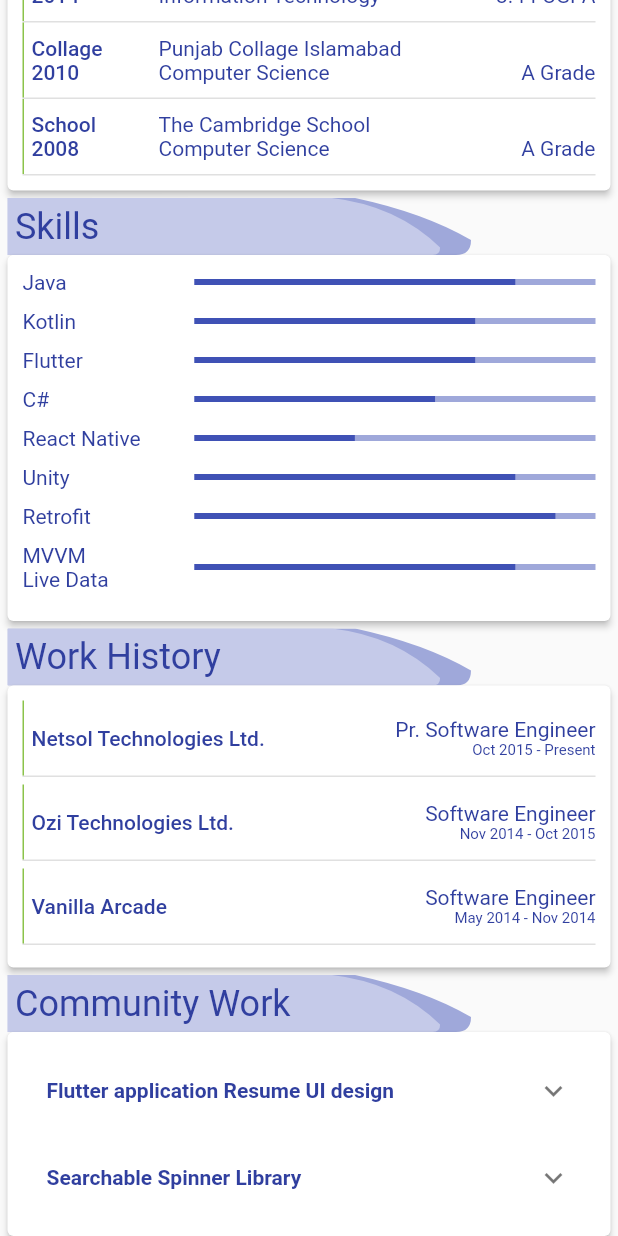
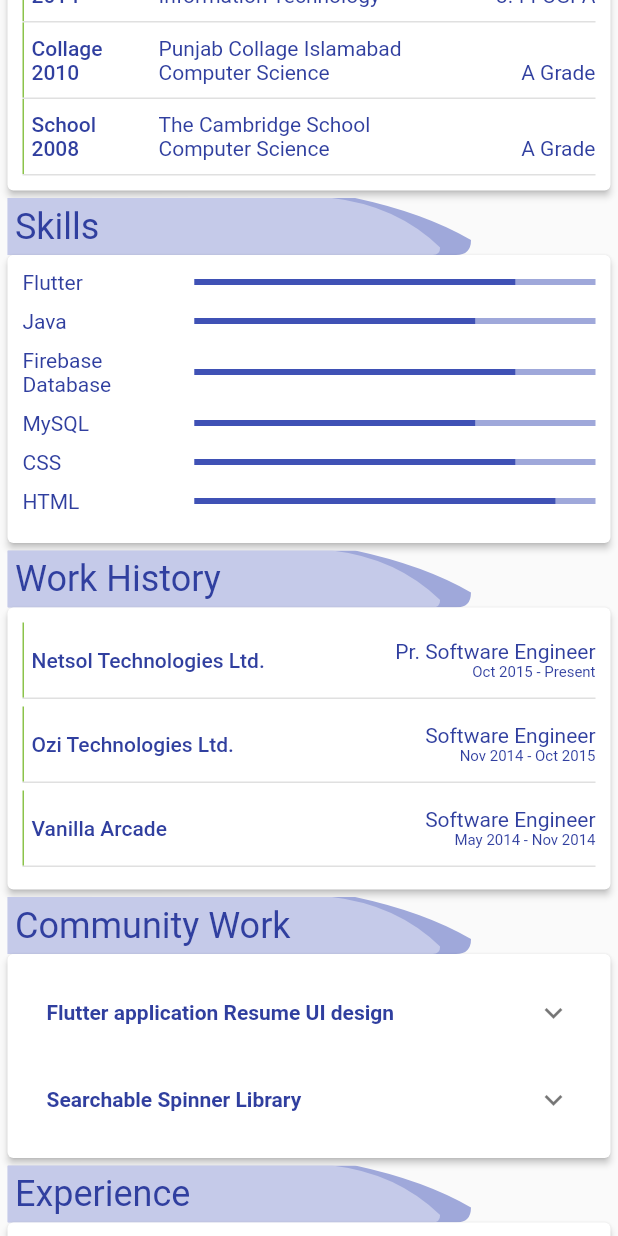
Before and after one commit to mustafauys/Resume-UI-Design, a Flutter app: the screen it shows after launch, scrolled down 576 dp, on a phone screen of 412 x 824 dp. Run offline on Flutter 3.47's test engine with Material 2 defaults, Android fonts, the phone set to English and light mode, and no system bars; our stand-ins replace flutter_linkify, font_awesome_flutter.

Commit message:
Capabilities Updated

```diff
--- a/lib/resumecontent/mustafa_resume_content.dart
+++ b/lib/resumecontent/mustafa_resume_content.dart
@@ -53,36 +53,28 @@ class MustafaResumeContent {
       ],
       contentSkills: [
         ContentSkill(
-          name: "Java",
+          name: "Flutter",
           level: 0.8,
         ),
         ContentSkill(
-          name: "Kotlin",
+          name: "Java",
           level: 0.7,
         ),
         ContentSkill(
-          name: "Flutter",
+          name: "Firebase Database",
+          level: 0.8,
+        ),
+        ContentSkill(
+          name: "MySQL",
           level: 0.7,
         ),
         ContentSkill(
-          name: "C#",
-          level: 0.6,
-        ),
-        ContentSkill(
-          name: "React Native",
-          level: 0.4,
-        ),
-        ContentSkill(
-          name: "Unity",
+          name: "CSS",
           level: 0.8,
         ),
         ContentSkill(
-          name: "Retrofit",
+          name: "HTML",
           level: 0.9,
-        ),
-        ContentSkill(
-          name: "MVVM \nLive Data",
-          level: 0.8,
         ),
       ],
       contentWorkHistories: [
```
